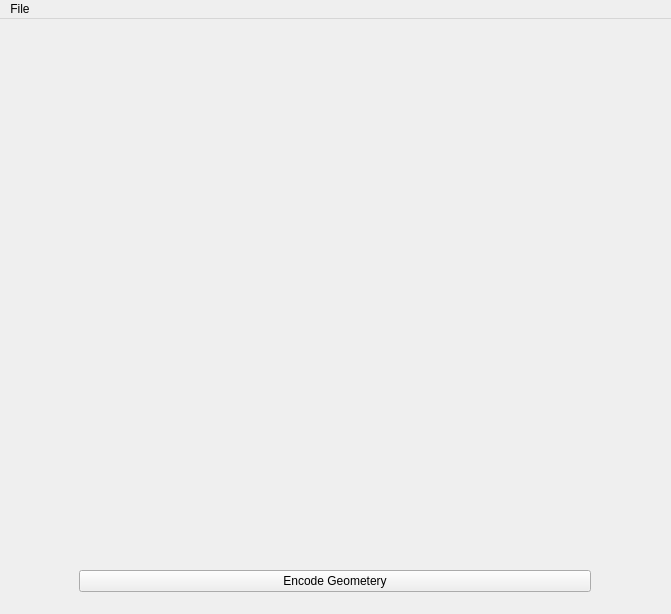
Old version of the form src/ui/Holoencoder.ui in the repository karpinsn/SLS.
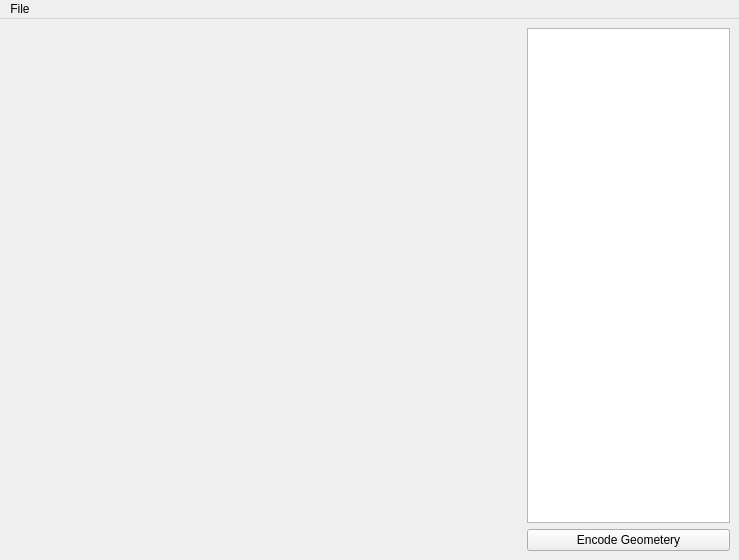
New version of the form.

Patch:
```diff
--- a/src/ui/Holoencoder.ui
+++ b/src/ui/Holoencoder.ui
@@ -6,8 +6,8 @@
    <rect>
     <x>0</x>
     <y>0</y>
-    <width>671</width>
-    <height>614</height>
+    <width>739</width>
+    <height>560</height>
    </rect>
   </property>
   <property name="windowTitle">
@@ -19,9 +19,7 @@
    </property>
    <layout class="QHBoxLayout" name="horizontalLayout_2">
     <item>
-     <layout class="QVBoxLayout" name="verticalLayout_8">
-      <item>
-       <layout class="QHBoxLayout" name="glLayout">
+     <layout class="QHBoxLayout" name="horizontalLayout_3">
         <item>
          <widget class="QWidget" name="glView" native="true">
           <property name="sizePolicy">
@@ -44,10 +42,11 @@
           </property>
          </widget>
         </item>
-       </layout>
-      </item>
-      <item>
-       <layout class="QHBoxLayout" name="horizontalLayout_6">
+      <item>
+       <layout class="QVBoxLayout" name="verticalLayout_8">
+        <item>
+         <widget class="QListWidget" name="fileList"/>
+        </item>
         <item>
          <widget class="QPushButton" name="encodeButton">
           <property name="text">
@@ -66,7 +65,7 @@
     <rect>
      <x>0</x>
      <y>0</y>
-     <width>671</width>
+     <width>739</width>
      <height>22</height>
     </rect>
    </property>
```
Left out of the diff: 4 changed lines with no effect on the pictures. Lines whose indentation alone changed are shown as unchanged.
